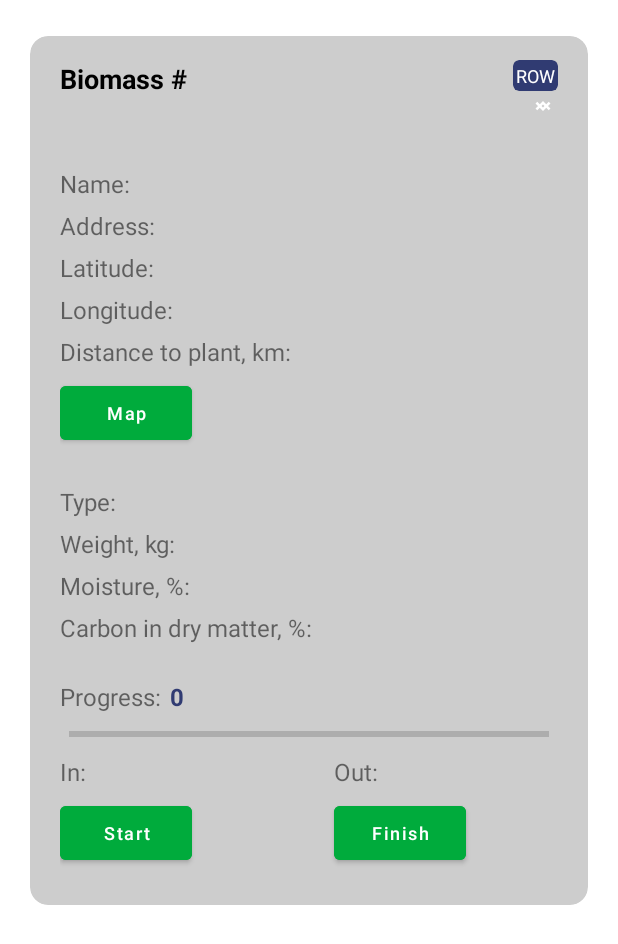
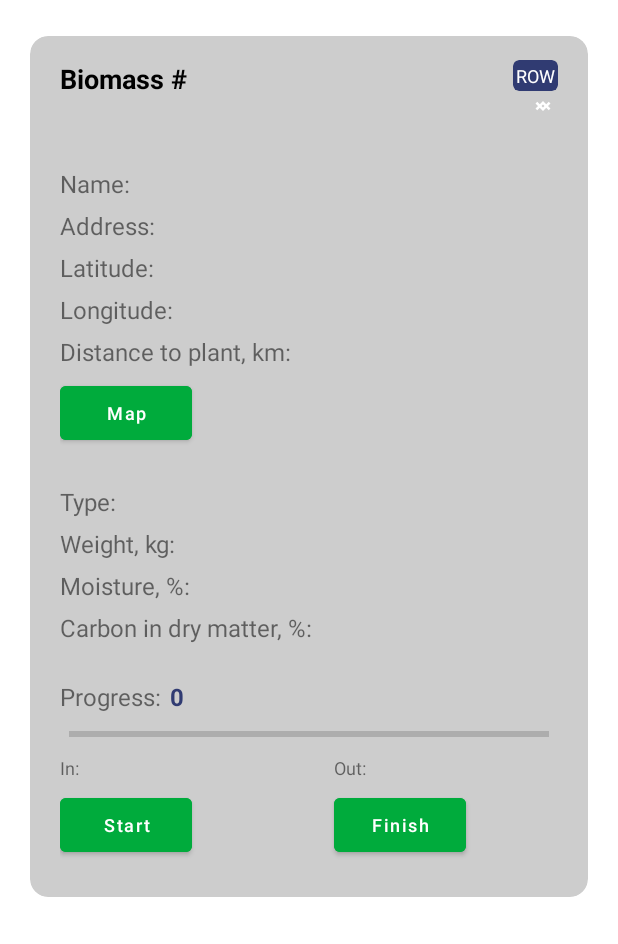
Before and after one commit to koassumo/Tracking, an Android app: the layout item_note.xml on its own in the app's theme, with its tools: preview values and no code run, on a phone screen of 412 x 824 dp. Shown: the top 944 px of the screen. Run offline under Robolectric (Android 15) with nearby library versions, the phone set to English and light mode, and no system bars.

Commit message:
upgraded item_note.xml for rv v1.1 style time

```diff
--- a/app/src/main/res/layout/item_note.xml
+++ b/app/src/main/res/layout/item_note.xml
@@ -289,28 +289,28 @@
 
         <TextView
             android:id="@+id/i_biomass_in"
-            style="@style/cv_txt"
+            style="@style/cv_txt_time"
             android:text="@string/c_in"
             app:layout_constraintStart_toStartOf="parent"
             app:layout_constraintTop_toBottomOf="@id/i_biomass_progress_bar" />
 
         <TextView
             android:id="@+id/i_biomass_in_value"
-            style="@style/cv_txt_value"
+            style="@style/cv_txt_time_value"
             android:text=""
             app:layout_constraintStart_toEndOf="@id/i_biomass_in"
             app:layout_constraintTop_toTopOf="@id/i_biomass_in" />
 
         <TextView
             android:id="@+id/i_biomass_out"
-            style="@style/cv_txt"
+            style="@style/cv_txt_time"
             android:text="@string/c_out"
             app:layout_constraintStart_toStartOf="@+id/guide_center"
             app:layout_constraintTop_toBottomOf="@id/i_biomass_progress_bar" />
 
         <TextView
             android:id="@+id/i_biomass_out_value"
-            style="@style/cv_txt_value"
+            style="@style/cv_txt_time_value"
             android:text=""
             app:layout_constraintStart_toEndOf="@+id/i_biomass_out"
             app:layout_constraintTop_toTopOf="@id/i_biomass_out" />
--- a/app/src/main/res/values/styles.xml
+++ b/app/src/main/res/values/styles.xml
@@ -164,6 +164,15 @@
         <item name="android:textStyle">bold</item>
         <item name="android:textColor">@color/primary_color</item>
         <item name="android:textSize">@dimen/text_size_normal_plus</item>
+        <item name="android:layout_marginStart">@dimen/margin_start_small</item>
+        <item name="android:layout_marginTop">@dimen/step_zero</item>
+    </style>
+
+    <style name="cv_txt_time" parent="cv_txt">
+        <item name="android:textSize">@dimen/text_size_normal</item>
+    </style>
+
+    <style name="cv_txt_time_value" parent="cv_txt_time">
         <item name="android:layout_marginStart">@dimen/margin_start_small</item>
         <item name="android:layout_marginTop">@dimen/step_zero</item>
     </style>
```
